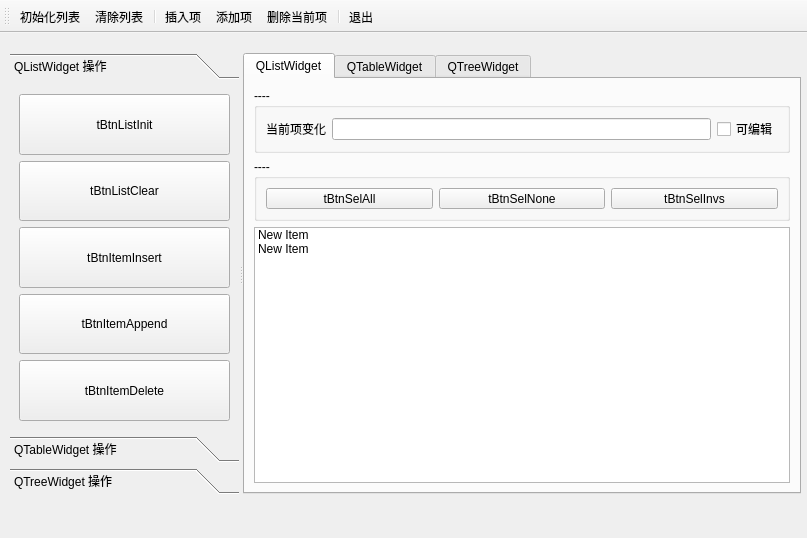
This is zero2one/MultipleControls/mainwindow.ui in NilEra-K/QT6_2 as Qt 5 draws it before an edit. The edited form follows.
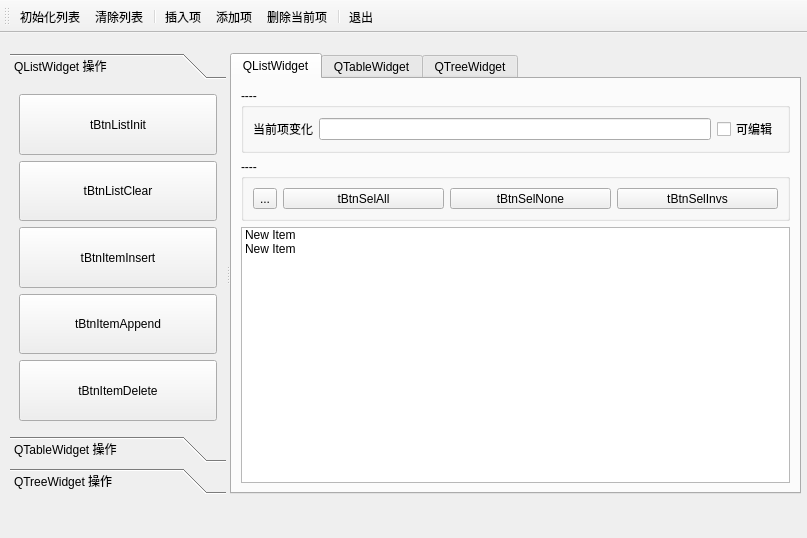
This is the edited form. Icons and pictures are not drawn.

The edit to the form file:
```diff
--- a/zero2one/MultipleControls/mainwindow.ui
+++ b/zero2one/MultipleControls/mainwindow.ui
@@ -64,6 +64,9 @@
          <property name="text">
           <string>tBtnListInit</string>
          </property>
+         <property name="toolButtonStyle">
+          <enum>Qt::ToolButtonTextBesideIcon</enum>
+         </property>
         </widget>
        </item>
        <item>
@@ -77,6 +80,9 @@
          <property name="text">
           <string>tBtnListClear</string>
          </property>
+         <property name="toolButtonStyle">
+          <enum>Qt::ToolButtonTextBesideIcon</enum>
+         </property>
         </widget>
        </item>
        <item>
@@ -90,6 +96,9 @@
          <property name="text">
           <string>tBtnItemInsert</string>
          </property>
+         <property name="toolButtonStyle">
+          <enum>Qt::ToolButtonTextBesideIcon</enum>
+         </property>
         </widget>
        </item>
        <item>
@@ -103,6 +112,9 @@
          <property name="text">
           <string>tBtnItemAppend</string>
          </property>
+         <property name="toolButtonStyle">
+          <enum>Qt::ToolButtonTextBesideIcon</enum>
+         </property>
         </widget>
        </item>
        <item>
@@ -116,6 +128,9 @@
          <property name="text">
           <string>tBtnItemDelete</string>
          </property>
+         <property name="toolButtonStyle">
+          <enum>Qt::ToolButtonTextBesideIcon</enum>
+         </property>
         </widget>
        </item>
       </layout>
@@ -188,6 +203,13 @@
           <string>----</string>
          </property>
          <layout class="QHBoxLayout" name="horizontalLayout_2">
+          <item>
+           <widget class="QToolButton" name="tBtnPopup">
+            <property name="text">
+             <string>...</string>
+            </property>
+           </widget>
+          </item>
           <item>
            <widget class="QToolButton" name="tBtnSelAll">
             <property name="sizePolicy">
@@ -199,6 +221,9 @@
             <property name="text">
              <string>tBtnSelAll</string>
             </property>
+            <property name="toolButtonStyle">
+             <enum>Qt::ToolButtonTextBesideIcon</enum>
+            </property>
            </widget>
           </item>
           <item>
@@ -212,6 +237,9 @@
             <property name="text">
              <string>tBtnSelNone</string>
             </property>
+            <property name="toolButtonStyle">
+             <enum>Qt::ToolButtonTextBesideIcon</enum>
+            </property>
            </widget>
           </item>
           <item>
@@ -225,6 +253,9 @@
             <property name="text">
              <string>tBtnSelInvs</string>
             </property>
+            <property name="toolButtonStyle">
+             <enum>Qt::ToolButtonTextBesideIcon</enum>
+            </property>
            </widget>
           </item>
          </layout>
```
Left out of the diff: 9 changed lines with no effect on the pictures.
